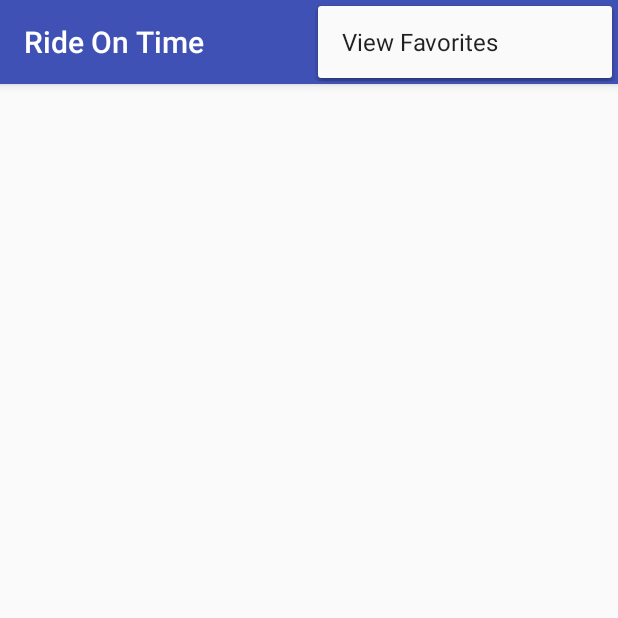
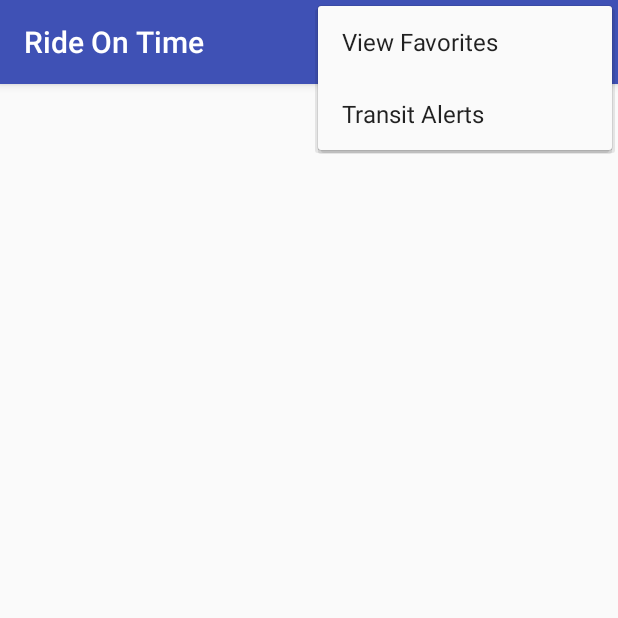
Before and after one commit to b3astman/Team12, an Android app: the SearchableActivity screen opened directly, with no data from a screen before it, with the options menu open, on a phone screen of 412 x 824 dp, the top half of it. Run offline under Robolectric (Android 15) with nearby library versions, the phone set to English and light mode, and no system bars.

```diff
--- a/app/src/main/java/tcss450/uw/edu/team12/MainActivity.java
+++ b/app/src/main/java/tcss450/uw/edu/team12/MainActivity.java
@@ -112,6 +112,9 @@ public class MainActivity extends AppCompatActivity implements BusStopsListFragm
                 break;
             case R.id.action_favorites:
                 break;
+
+            case R.id.alerts_updates:
+                break;
         }
         return super.onOptionsItemSelected(item);
     }
--- a/app/src/main/java/tcss450/uw/edu/team12/MyStopsRecyclerViewAdapter.java
+++ b/app/src/main/java/tcss450/uw/edu/team12/MyStopsRecyclerViewAdapter.java
@@ -67,6 +67,7 @@ public class MyStopsRecyclerViewAdapter extends RecyclerView.Adapter<MyStopsRecy
             mView = view;
             mIdView = (TextView) view.findViewById(R.id.id);
             mContentView = (TextView) view.findViewById(R.id.content);
+
         }
 
         @Override
--- a/app/src/main/java/tcss450/uw/edu/team12/StopRoutesDetailListFragment.java
+++ b/app/src/main/java/tcss450/uw/edu/team12/StopRoutesDetailListFragment.java
@@ -4,6 +4,7 @@ import android.content.Context;
 import android.os.AsyncTask;
 import android.os.Bundle;
 import android.support.v4.app.Fragment;
+import android.support.v7.widget.DefaultItemAnimator;
 import android.support.v7.widget.GridLayoutManager;
 import android.support.v7.widget.LinearLayoutManager;
 import android.support.v7.widget.RecyclerView;
--- a/app/src/main/res/layout/fragment_stop.xml
+++ b/app/src/main/res/layout/fragment_stop.xml
@@ -18,4 +18,5 @@
         android:layout_margin="@dimen/text_margin"
         android:textAppearance="?attr/textAppearanceListItem" />
 
+
 </LinearLayout>
--- a/app/src/main/res/menu/menu_bus.xml
+++ b/app/src/main/res/menu/menu_bus.xml
@@ -15,6 +15,12 @@ tools:context="tcss450.uw.edu.team12.MainActivity">
         android:title="@string/action_favorites"
         app:showAsAction="never" />
 
+    <item
+        android:id="@+id/alerts_updates"
+        android:orderInCategory="100"
+        android:title="@string/transit_alerts"
+        app:showAsAction="never" />
+
 
     <item
     android:id="@+id/action_logout"
--- a/app/src/main/res/values/strings.xml
+++ b/app/src/main/res/values/strings.xml
@@ -25,5 +25,7 @@
     <string name="confirm_password">Confirm your password</string>
     <string name="register">Register</string>
     <string name="hint_search">Enter stop ID...</string>
+    <string name="add_to_fav">Add to Favorites</string>
+    <string name="transit_alerts">Transit Alerts</string>
 
 </resources>
```
Also changed, not shown: app/src/main/AndroidManifest.xml (+4 -3 lines).
